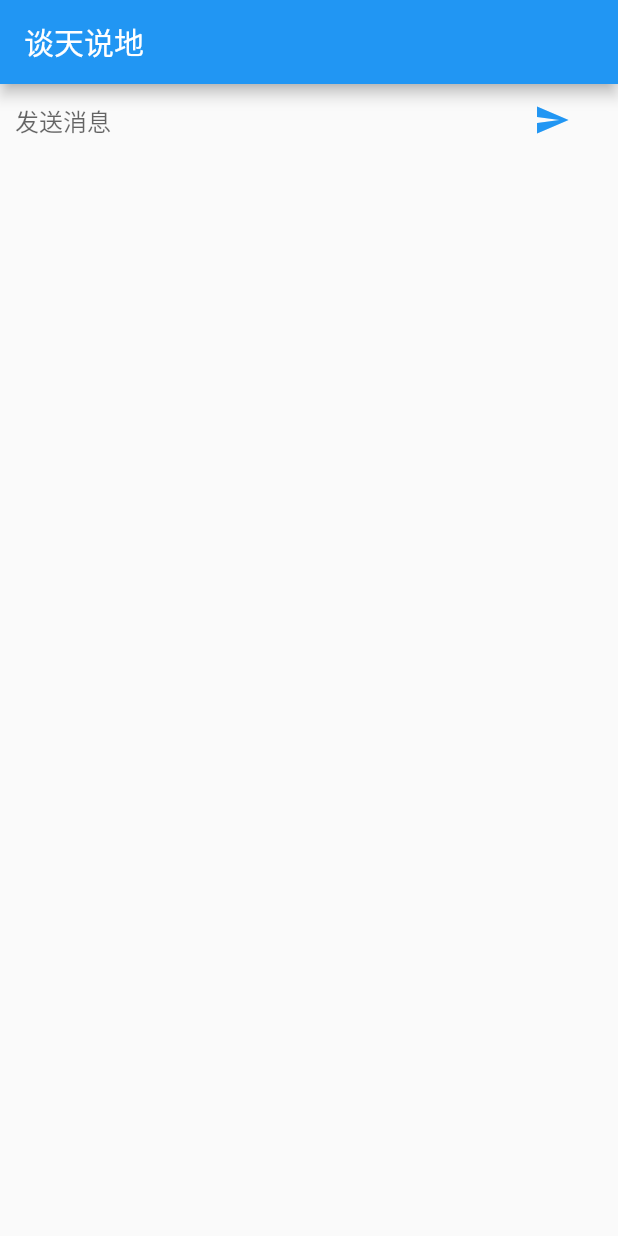
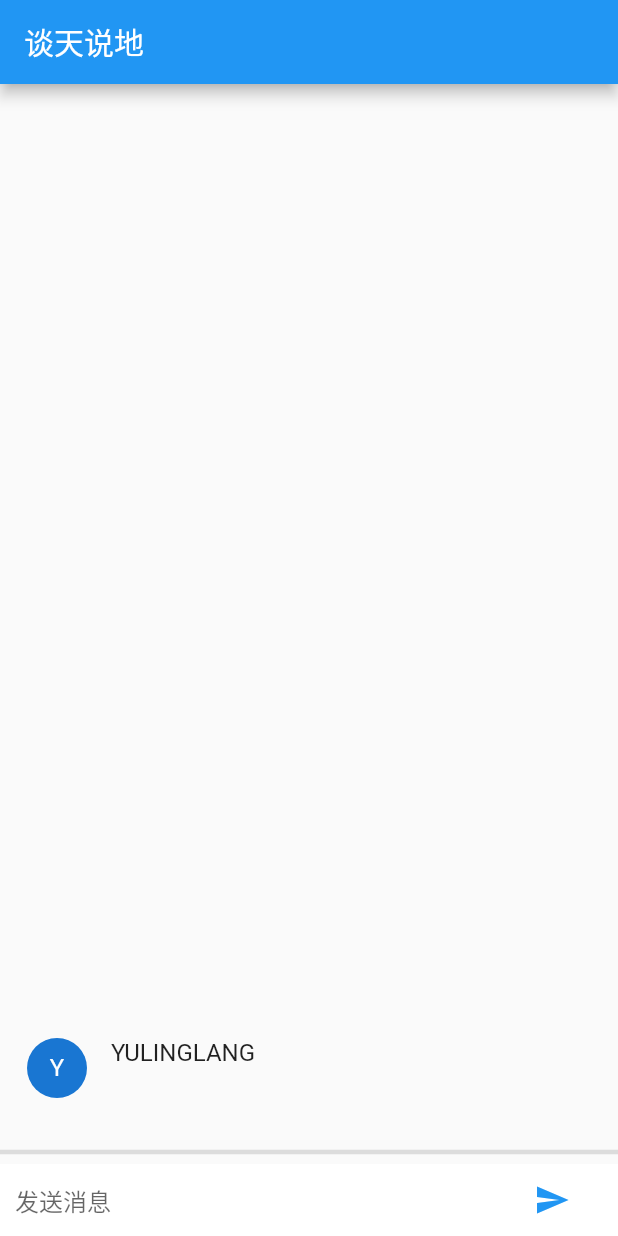
Before and after one commit to isAlbertYu/easytalk, a Flutter app: the screen it shows after launch, after a tap on the "send" icon, on a phone screen of 412 x 824 dp. Run offline on Flutter 3.47's test engine with Material 2 defaults, Android fonts, the phone set to English and light mode, and no system bars.

Commit message:
实现了显示用户消息的窗口组件

```diff
--- /dev/null
+++ b/lib/pages/ChatMessage.dart
@@ -0,0 +1,45 @@
+import 'package:flutter/material.dart';
+
+///
+/// 看点：
+/// CircleAvatar
+///
+
+String _name="YULINGLANG";
+
+class ChatMessage extends StatelessWidget {
+  ChatMessage({this.text});
+
+  final String text;
+
+  @override
+  Widget build(BuildContext context) {
+    return Container(
+      margin: EdgeInsets.symmetric(horizontal: 10),
+      child: Row(
+        crossAxisAlignment: CrossAxisAlignment.start,
+        children: <Widget>[
+          Container(
+            margin: EdgeInsets.only(right: 16),
+            child: CircleAvatar(
+              child: Text(_name[0]),
+            ),
+          ),
+          Column(
+            crossAxisAlignment: CrossAxisAlignment.start,
+            children: <Widget>[
+              Text(
+                _name,
+                style: Theme.of(context).textTheme.subhead,
+              ),
+              Container(
+                margin: EdgeInsets.only(top: 5),
+                child: Text(this.text),
+              ),
+            ],
+          ),
+        ],
+      ),
+    );
+  }
+}
--- a/lib/pages/ChatPage.dart
+++ b/lib/pages/ChatPage.dart
@@ -1,4 +1,5 @@
 import 'package:flutter/material.dart';
+import 'ChatMessage.dart';
 
 ///
 /// 看点：
@@ -15,11 +16,16 @@ class _ChatPageState extends State<ChatPage> {
   final TextEditingController _textEditingController =
       TextEditingController(); //管理输入字段
 
+  final List<ChatMessage> _message = <ChatMessage>[];
+
   /*
   处理提交动作
    */
   void _handleSubmitted(String text) {
     _textEditingController.clear();
+    setState(() {
+      _message.insert(0, ChatMessage(text: text));
+    });
   }
 
   ///构建聊天输入文本框
@@ -66,7 +72,36 @@ class _ChatPageState extends State<ChatPage> {
       appBar: AppBar(
         title: Text("谈天说地"),
       ),
-      body: _buildTextComposer(),
+      body: Column(
+        children: <Widget>[
+          Flexible(
+            child: ListView.builder(
+              padding: EdgeInsets.all(8),
+              reverse: true,
+              itemBuilder: (context, index) {
+                return Container(
+                  child: Column(
+                    children: <Widget>[
+                      _message[index],
+                      SizedBox(height: 20,)
+                    ],
+                  ),
+                );
+              },
+              itemCount: _message.length,
+            ),
+          ),
+          Divider(
+            thickness: 3,
+          ),
+          Container(
+            child: _buildTextComposer(),
+            decoration: BoxDecoration(
+              color: Theme.of(context).cardColor,
+            ),
+          ),
+        ],
+      ),
     );
   }
 }
```
